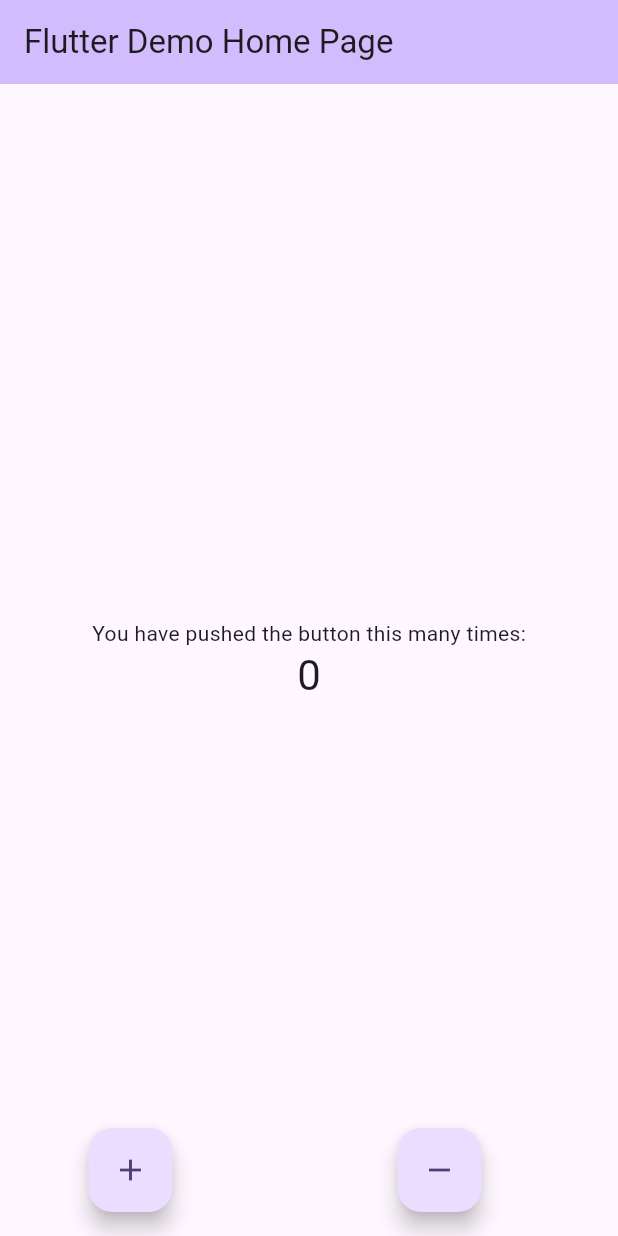
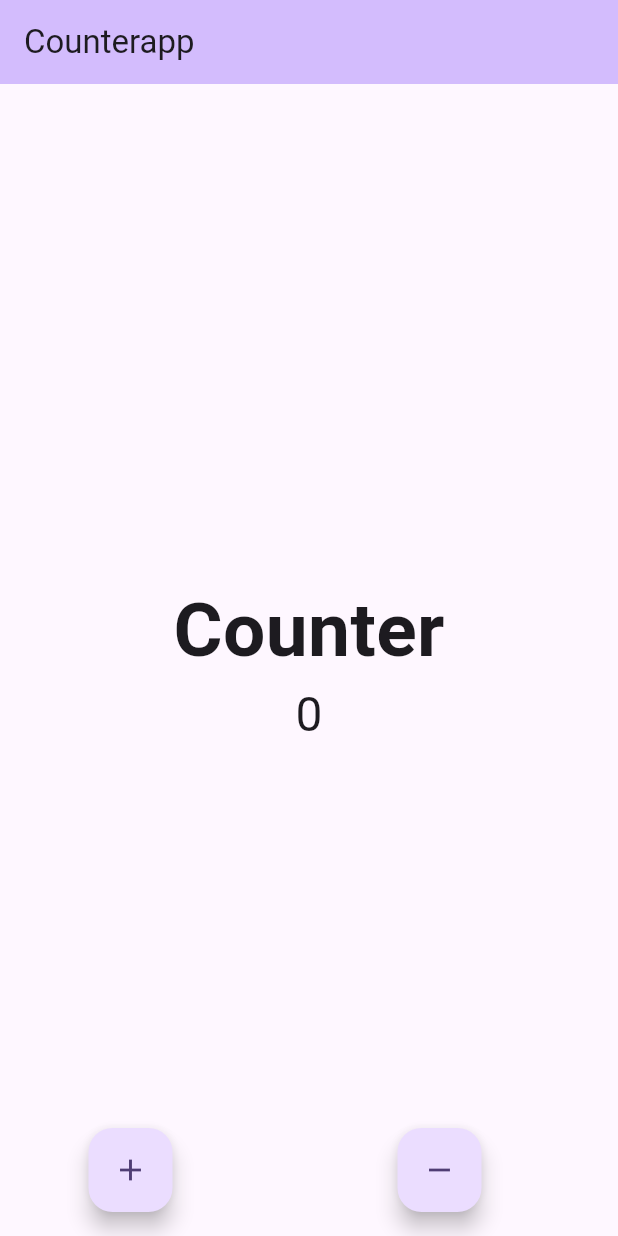
Before and after one commit to musthafamullath/bloc_freezed_counter_for_study_purpose, a Flutter app: the screen it shows after launch, on a phone screen of 412 x 824 dp. Run offline on Flutter 3.47's test engine with Material 3 defaults, Android fonts, the light colour scheme and no system bars; our stand-ins replace bloc, flutter_bloc, freezed_annotation; generated files the repository leaves out were written again; statements that could not run were skipped.

Commit message:
just changed

```diff
--- a/lib/main.dart
+++ b/lib/main.dart
@@ -16,11 +16,12 @@ class MyApp extends StatelessWidget {
       create: (context) => CounterBloc(),
       child: MaterialApp(
           title: 'Flutter Demo',
+          debugShowCheckedModeBanner: false,
           theme: ThemeData(
             colorScheme: ColorScheme.fromSeed(seedColor: Colors.deepPurple),
             useMaterial3: true,
           ),
-          home: const MyHomePage(title: 'Flutter Demo Home Page'),
+          home: const MyHomePage(title: 'Counterapp'),
         ),
     );
   }
@@ -47,14 +48,14 @@ class MyHomePage extends StatelessWidget {
           mainAxisAlignment: MainAxisAlignment.center,
           children: <Widget>[
             const Text(
-              'You have pushed the button this many times:',
+              'Counter',style: TextStyle(fontSize: 50,fontWeight: FontWeight.bold),
             ),
             BlocBuilder<CounterBloc, CounterState>(
               builder: (context, state) {
                 log('blocBuilder called');
                 return Text(
                           '${state.count}',
-                          style: Theme.of(context).textTheme.headlineMedium,
+                          style: Theme.of(context).textTheme.headlineLarge,
                         );
               },
             ),
@@ -67,7 +68,6 @@ class MyHomePage extends StatelessWidget {
           FloatingActionButton(
             onPressed: (){
               context.read<CounterBloc>().add(const Increment());
-              // BlocProvider.of<CounterBloc>(context).add(Increment());
             },
             tooltip: 'Increment',
             child: const Icon(Icons.add),
@@ -75,7 +75,6 @@ class MyHomePage extends StatelessWidget {
           FloatingActionButton(
             onPressed: (){
               context.read<CounterBloc>().add(const Decrement());
-              // BlocProvider.of<CounterBloc>(context).add(Increment());
             },
             tooltip: 'Decrement',
             child: const Icon(Icons.remove),
--- a/pubspec.yaml
+++ b/pubspec.yaml
@@ -33,6 +33,8 @@ dependencies:
     sdk: flutter
   flutter_bloc: ^8.1.4
   freezed_annotation: ^2.4.1
+  rive: ^0.13.4
+  riverbloc: ^2.2.0
 
 dev_dependencies:
   build_runner: ^2.4.8
```
Also changed, not shown: pubspec.lock, 5 other files.
